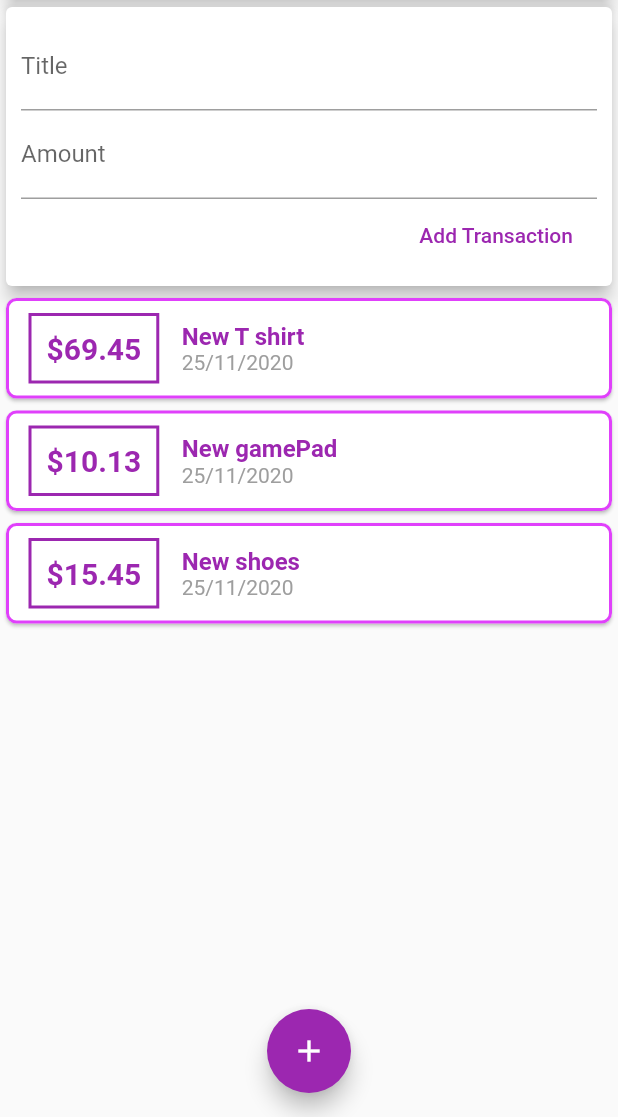
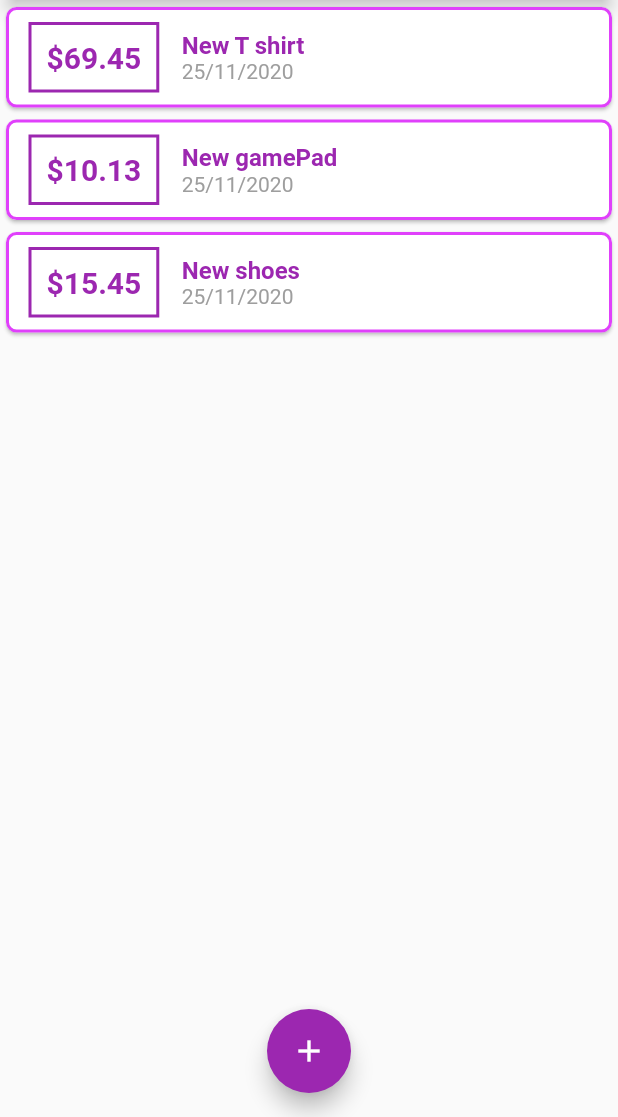
Before and after one commit to bakhanets/personal_expenses, a Flutter app: the screen it shows after launch, on a phone screen of 412 x 824 dp, the part 119-1236 px from its top. Run offline on Flutter 3.47's test engine with Material 2 defaults, Android fonts, the phone set to English and light mode, and no system bars.

Commit message:
removed user_transaction.dart, and moved all functional in main file

```diff
--- a/lib/main.dart
+++ b/lib/main.dart
@@ -1,6 +1,8 @@
 import 'package:flutter/material.dart';
-import 'package:personal_expenses/widgets/user_transaction.dart';
+import 'package:personal_expenses/widgets/new_transaction.dart';
+import 'package:personal_expenses/widgets/transaction_list.dart';
 import '';
+import 'models/transaction.dart';
 
 void main() => runApp(MyApp());
 
@@ -14,9 +16,41 @@ class MyApp extends StatelessWidget {
   }
 }
 
-class MyHomePage extends StatelessWidget {
-  final titleController = TextEditingController();
-  final amountController = TextEditingController();
+class MyHomePage extends StatefulWidget {
+  @override
+  _MyHomePageState createState() => _MyHomePageState();
+}
+
+class _MyHomePageState extends State<MyHomePage> {
+  final List<Transaction> _userTransaction = [
+    Transaction(
+        id: 't1', title: 'New T shirt', amount: 69.45, date: DateTime.now()),
+    Transaction(
+        id: 't1', title: 'New gamePad', amount: 10.13, date: DateTime.now()),
+    Transaction(
+        id: 't1', title: 'New shoes', amount: 15.45, date: DateTime.now()),
+  ];
+
+  void _addNewTransaction(String txTitle, double txAmount) {
+    final newTx = Transaction(
+      title: txTitle,
+      amount: txAmount,
+      date: DateTime.now(),
+      id: DateTime.now().toString(),
+    );
+
+    setState(() {
+      _userTransaction.add(newTx);
+    });
+  }
+
+  void _startAddNewTransaction(BuildContext ctx) {
+    showModalBottomSheet(
+        context: ctx,
+        builder: (_) {
+          return NewTransaction(_addNewTransaction);
+        });
+  }
 
   @override
   Widget build(BuildContext context) {
@@ -26,7 +60,7 @@ class MyHomePage extends StatelessWidget {
         actions: <Widget>[
           IconButton(
             icon: Icon(Icons.add),
-            onPressed: () {},
+            onPressed: () => _startAddNewTransaction(context),
           )
         ],
       ),
@@ -42,7 +76,7 @@ class MyHomePage extends StatelessWidget {
                 elevation: 5,
               ),
             ),
-            UserTransactions(),
+            TransactionList(_userTransaction),
           ],
         ),
       ),
@@ -52,7 +86,7 @@ class MyHomePage extends StatelessWidget {
         child: Icon(
           Icons.add,
         ),
-        onPressed: () {},
+        onPressed: () => _startAddNewTransaction(context),
       ),
     );
   }
--- a/lib/widgets/user_transaction.dart
+++ /dev/null
@@ -1,44 +0,0 @@
-import 'package:flutter/material.dart';
-import 'package:intl/intl.dart';
-import 'package:personal_expenses/widgets/new_transaction.dart';
-import 'package:personal_expenses/widgets/transaction_list.dart';
-import 'package:personal_expenses/models/transaction.dart';
-
-class UserTransactions extends StatefulWidget {
-  @override
-  _UserTransactionsState createState() => _UserTransactionsState();
-}
-
-class _UserTransactionsState extends State<UserTransactions> {
-  final List<Transaction> _userTransaction = [
-    Transaction(
-        id: 't1', title: 'New T shirt', amount: 69.45, date: DateTime.now()),
-    Transaction(
-        id: 't1', title: 'New gamePad', amount: 10.13, date: DateTime.now()),
-    Transaction(
-        id: 't1', title: 'New shoes', amount: 15.45, date: DateTime.now()),
-  ];
-
-  void _addNewTransaction(String txTitle, double txAmount) {
-    final newTx = Transaction(
-      title: txTitle,
-      amount: txAmount,
-      date: DateTime.now(),
-      id: DateTime.now().toString(),
-    );
-
-    setState(() {
-      _userTransaction.add(newTx);
-    });
-  }
-
-  @override
-  Widget build(BuildContext context) {
-    return Column(
-      children: <Widget>[
-        NewTransaction(_addNewTransaction),
-        TransactionList(_userTransaction),
-      ],
-    );
-  }
-}
```
